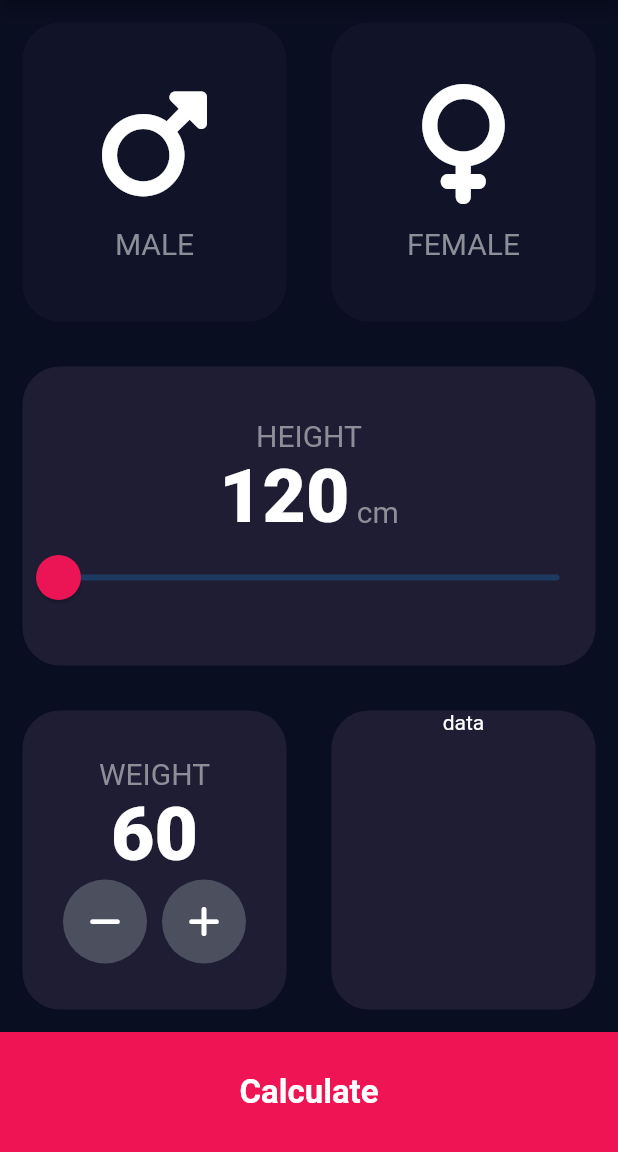
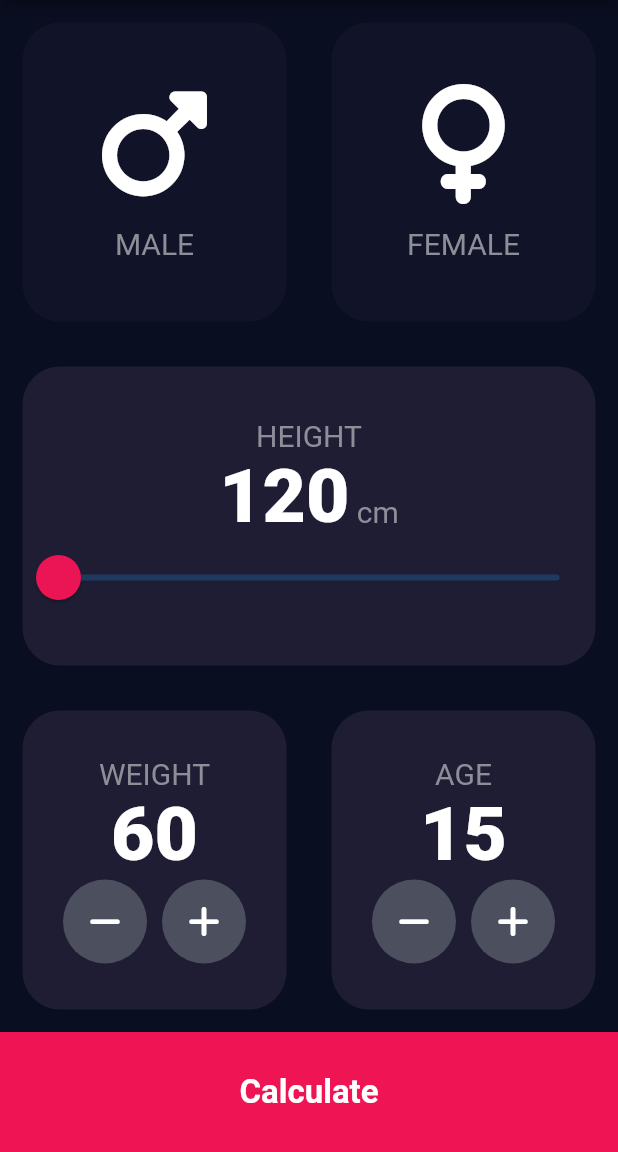
Before and after one commit to bhuvabhavik/BMI-CALCULATOR, a Flutter app: the screen it shows after launch, on a phone screen of 412 x 824 dp, the part 84-1236 px from its top. Run offline on Flutter 3.47's test engine with Material 2 defaults, Android fonts, the phone set to English and light mode, and no system bars; our stand-ins replace font_awesome_flutter.

Commit message:
age card and its button functionality updated

```diff
--- a/bmicalculator/lib/home_page.dart
+++ b/bmicalculator/lib/home_page.dart
@@ -24,6 +24,7 @@ class _HomePageState extends State<HomePage> {
   Color femaleCardColor = kInActiveCardColor;
   int height = 120;
   int weight = 60;
+  int age = 15;
 
   @override
   Widget build(BuildContext context) {
@@ -175,8 +176,38 @@ class _HomePageState extends State<HomePage> {
                 Expanded(
                   child: ReusableCard(
                     cardWidget: Column(
+                      mainAxisAlignment: MainAxisAlignment.center,
                       children: [
-                        Text("data"),
+                        Text(
+                          "AGE",
+                          style: kTextStyle,
+                        ),
+                        Text(
+                          age.toString(),
+                          style: kBigNumberBoldText,
+                        ),
+                        Row(
+                          mainAxisAlignment: MainAxisAlignment.center,
+                          children: [
+                            RoundIconButton(
+                                icon: FontAwesomeIcons.minus,
+                                onPressed: () {
+                                  setState(() {
+                                    age--;
+                                  });
+                                }),
+                            SizedBox(
+                              width: 10,
+                            ),
+                            RoundIconButton(
+                                icon: FontAwesomeIcons.plus,
+                                onPressed: () {
+                                  setState(() {
+                                    age++;
+                                  });
+                                }),
+                          ],
+                        )
                       ],
                     ),
                     colour: kActiveCardColor,
```
